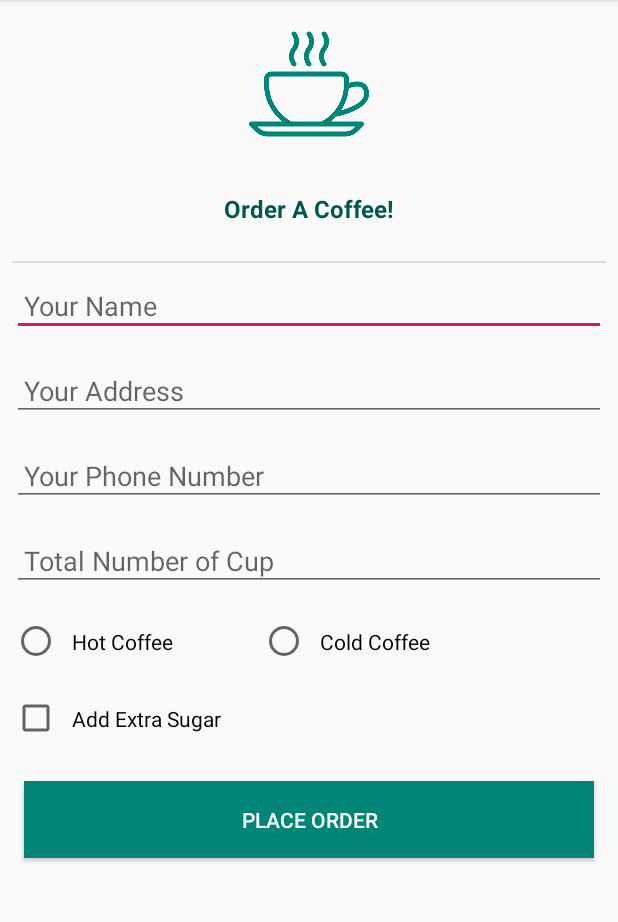
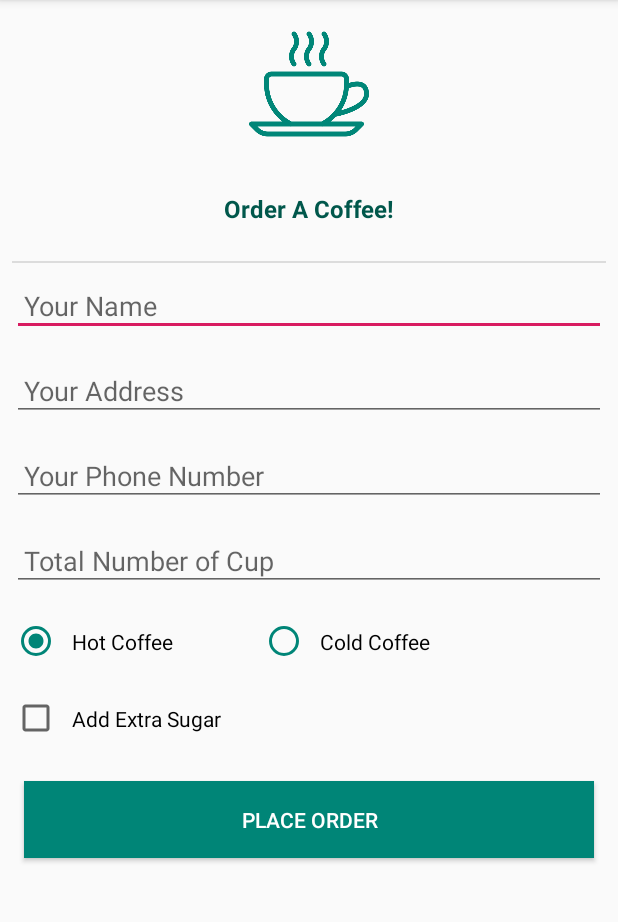
Before and after one commit to inverseai/Android_Academy, an Android app: the screen it shows after launch (MainActivity), on a phone screen of 412 x 824 dp, the part 84-1006 px from its top. Run offline under Robolectric (Android 15) with nearby library versions, the phone set to English and light mode, and no system bars.

Commit message:
set checked for hot coffee button and updated the tint color for radio button

```diff
--- a/01.UIComponents/app/src/main/res/layout/activity_main.xml
+++ b/01.UIComponents/app/src/main/res/layout/activity_main.xml
@@ -78,6 +78,8 @@
             android:layout_width="wrap_content"
             android:layout_height="wrap_content"
             android:text="@string/hot_coffee"
+            android:checked="true"
+            android:buttonTint="@color/colorPrimary"
             android:padding="@dimen/default_margin_padding"/>
 
         <View
@@ -88,6 +90,7 @@
             android:layout_width="wrap_content"
             android:layout_height="wrap_content"
             android:text="@string/cold_coffee"
+            android:buttonTint="@color/colorPrimary"
             android:padding="@dimen/default_margin_padding"/>
 
     </RadioGroup>
```
